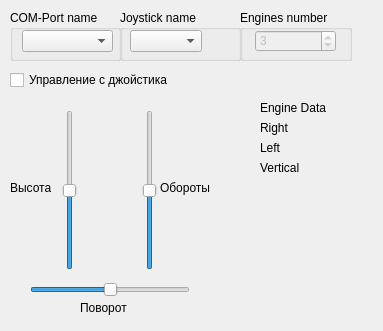
Above: host/gui/widget.ui from MChemodanov/ROV_old before the change. Below: the same form after it.
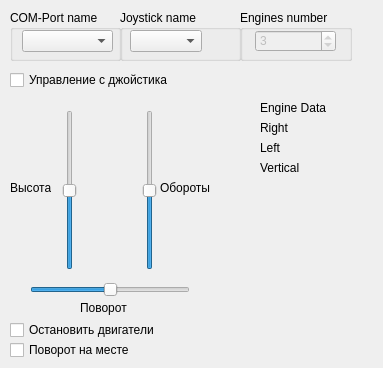
That is the form after the change.

Patch:
```diff
--- a/host/gui/widget.ui
+++ b/host/gui/widget.ui
@@ -7,7 +7,7 @@
     <x>0</x>
     <y>0</y>
     <width>383</width>
-    <height>331</height>
+    <height>368</height>
    </rect>
   </property>
   <property name="sizePolicy">
@@ -264,6 +264,32 @@
     <string>Vertical</string>
    </property>
   </widget>
+  <widget class="QCheckBox" name="checkBox_2">
+   <property name="geometry">
+    <rect>
+     <x>10</x>
+     <y>320</y>
+     <width>161</width>
+     <height>20</height>
+    </rect>
+   </property>
+   <property name="text">
+    <string>Остановить двигатели</string>
+   </property>
+  </widget>
+  <widget class="QCheckBox" name="checkBox_3">
+   <property name="geometry">
+    <rect>
+     <x>10</x>
+     <y>340</y>
+     <width>131</width>
+     <height>20</height>
+    </rect>
+   </property>
+   <property name="text">
+    <string>Поворот на месте</string>
+   </property>
+  </widget>
  </widget>
  <layoutdefault spacing="6" margin="11"/>
  <resources/>
```
